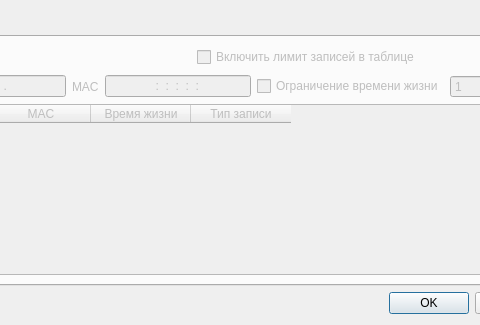
This is src/gui/ethernetInterfacesettingsdialog.ui in otsheln1k/qnetsim as Qt 5 draws it before an edit; both pictures show x 132 to 612 and y 0 to 325 of the 698 by 325 pixel window. The edited form follows.
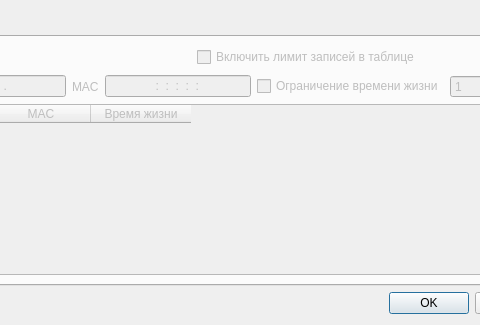
This is the edited form. The open tabs and pages were chosen to show the change.

Commit message: Implement GUI ARP table configuration

The edit to the form file:
```diff
--- a/src/gui/ethernetInterfacesettingsdialog.ui
+++ b/src/gui/ethernetInterfacesettingsdialog.ui
@@ -238,7 +238,7 @@
           <number>0</number>
          </property>
          <property name="columnCount">
-          <number>4</number>
+          <number>3</number>
          </property>
          <column>
           <property name="text">
@@ -255,11 +255,6 @@
            <string>Время жизни</string>
           </property>
          </column>
-         <column>
-          <property name="text">
-           <string>Тип записи</string>
-          </property>
-         </column>
         </widget>
        </item>
       </layout>
```
Left out of the diff: 16 changed lines with no effect on the pictures. The commit also changes 3 other files.
